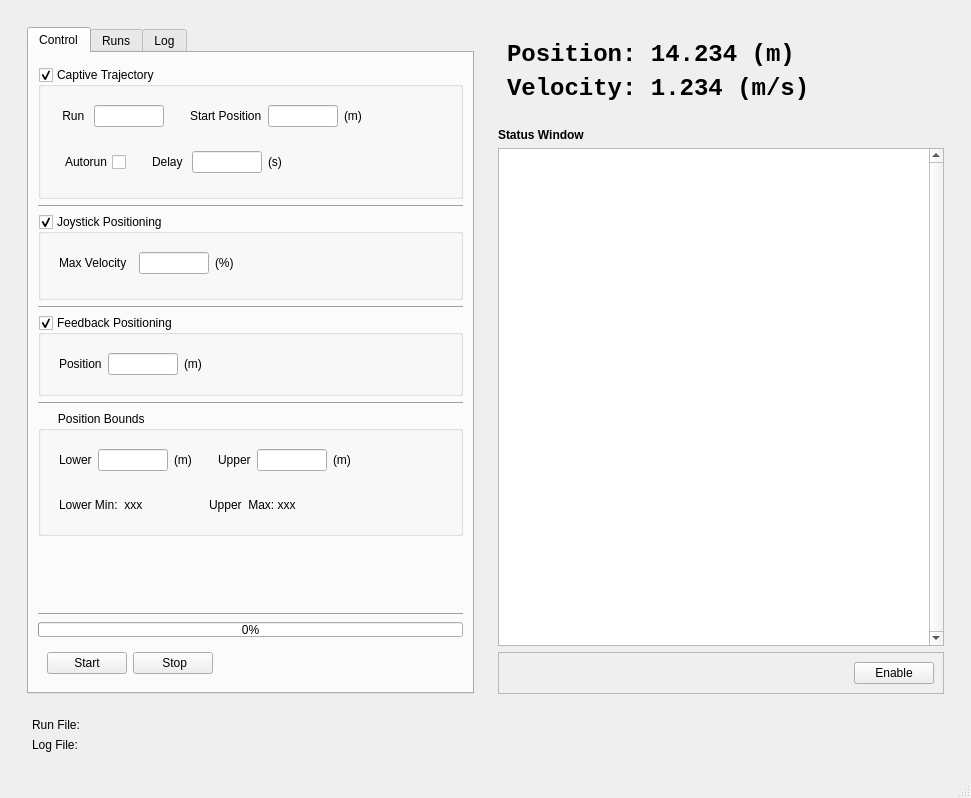
Before: the Qt Designer form software/gui/nodes/sled_control.ui in iorodeo/water_channel_ros, drawn with Qt 5.
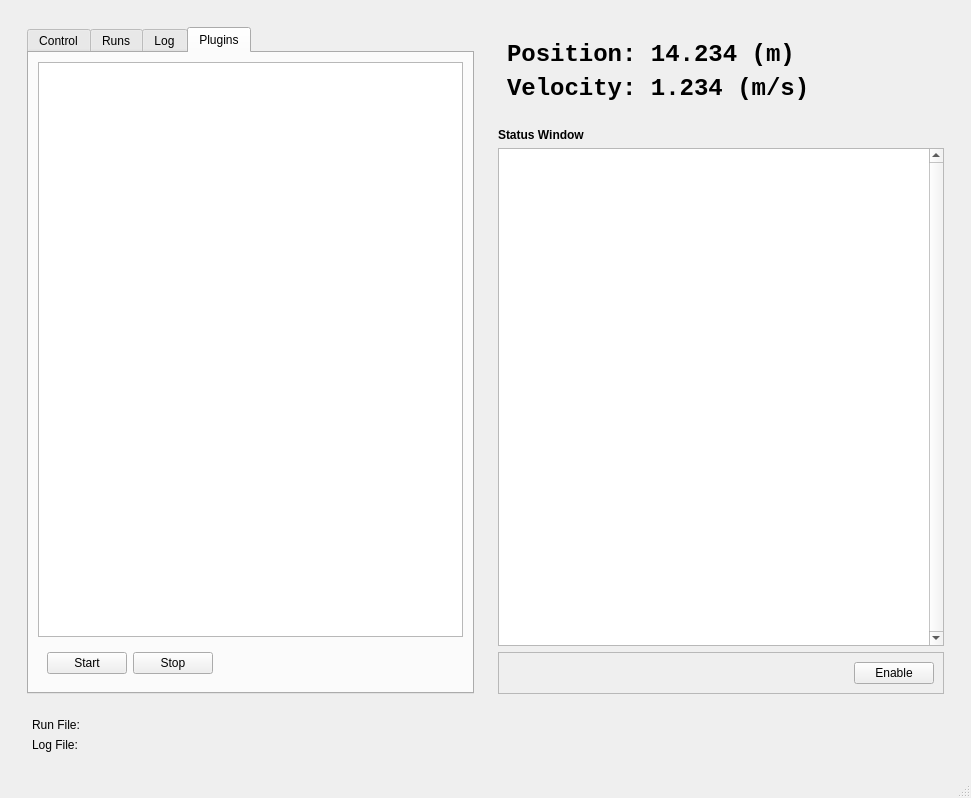
After: the same form once the commit is applied. The open tabs and pages were chosen to show the change.

Commit message: Worked on plugin system.

```diff
--- a/software/gui/nodes/sled_control.ui
+++ b/software/gui/nodes/sled_control.ui
@@ -784,6 +784,49 @@
               </item>
              </layout>
             </widget>
+            <widget class="QWidget" name="pluginTab">
+             <attribute name="title">
+              <string>Plugins</string>
+             </attribute>
+             <layout class="QVBoxLayout" name="verticalLayout_13">
+              <item>
+               <widget class="QListWidget" name="pluginListWidget"/>
+              </item>
+              <item>
+               <widget class="QWidget" name="widget_17" native="true">
+                <layout class="QHBoxLayout" name="horizontalLayout_14">
+                 <item>
+                  <widget class="QPushButton" name="pluginStartPushButton">
+                   <property name="text">
+                    <string>Start</string>
+                   </property>
+                  </widget>
+                 </item>
+                 <item>
+                  <widget class="QPushButton" name="pluginStopPushButton">
+                   <property name="text">
+                    <string>Stop</string>
+                   </property>
+                  </widget>
+                 </item>
+                 <item>
+                  <spacer name="horizontalSpacer_10">
+                   <property name="orientation">
+                    <enum>Qt::Horizontal</enum>
+                   </property>
+                   <property name="sizeHint" stdset="0">
+                    <size>
+                     <width>40</width>
+                     <height>20</height>
+                    </size>
+                   </property>
+                  </spacer>
+                 </item>
+                </layout>
+               </widget>
+              </item>
+             </layout>
+            </widget>
            </widget>
           </item>
          </layout>
```
Left out of the diff: 2 changed lines with no effect on the pictures. The commit also changes 4 other files.
